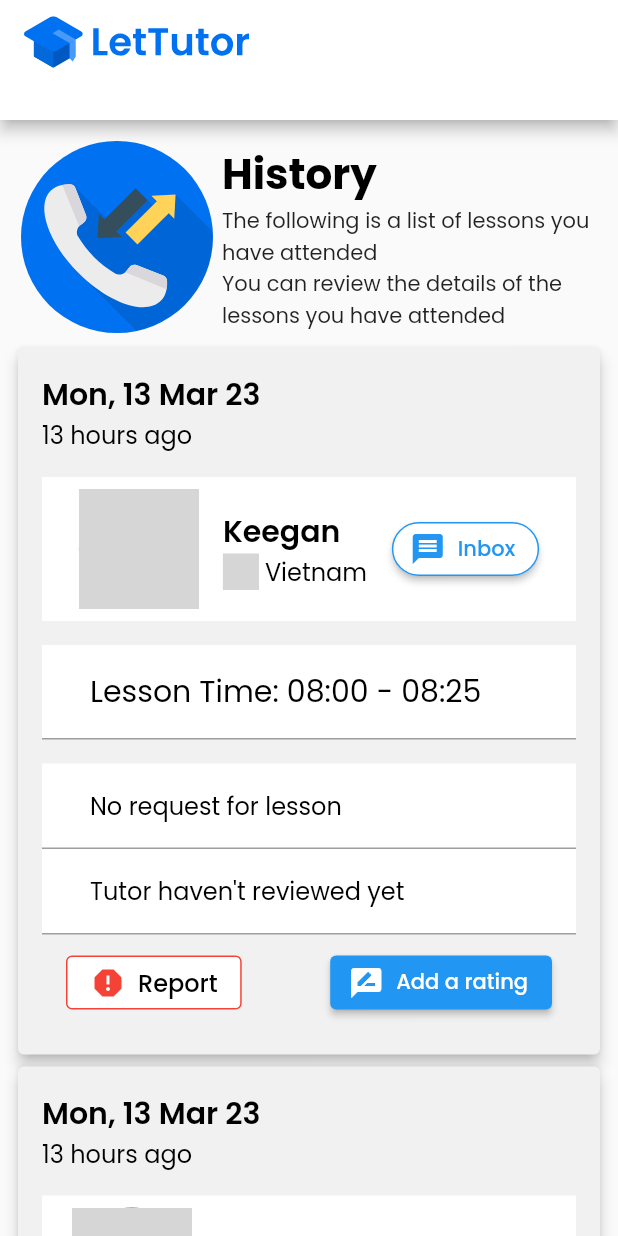
After one commit to trantrunghieu0409/tutor_flutter_app, a Flutter app: the screen it shows after launch, on a phone screen of 412 x 824 dp. The commit adds this screen. Run offline on Flutter 3.47's test engine with Material 2 defaults, Android fonts, the phone set to English and light mode, and no system bars; our stand-ins replace flutter_svg, google_fonts, table_calendar, video_player, visibility_detector; network calls fail; grey boxes are pictures that could not be loaded.

Commit message:
feat: history page

```diff
--- /dev/null
+++ b/lib/core/common_widgets/avatar_info.dart
@@ -0,0 +1,54 @@
+import 'package:flutter/material.dart';
+import 'package:tutor_flutter_app/core/common_widgets/nation_with_flag.dart';
+import 'package:tutor_flutter_app/core/constants/common_text_style.dart';
+import 'package:tutor_flutter_app/features/tutorList/data/models/tutor.dart';
+
+import 'button_icon_outline.dart';
+
+class AvatarInfo extends StatelessWidget {
+  const AvatarInfo({super.key, required this.tutor});
+
+  final Tutor tutor;
+
+  @override
+  Widget build(BuildContext context) {
+    return Container(
+      color: Colors.white,
+      padding: const EdgeInsets.all(8),
+      child: Row(
+        mainAxisAlignment: MainAxisAlignment.spaceEvenly,
+        children: [
+          Row(
+            children: [
+              CircleAvatar(
+                radius: 40,
+                backgroundImage: NetworkImage(tutor.avatar),
+              ),
+              const SizedBox(
+                width: 16,
+              ),
+              Column(
+                crossAxisAlignment: CrossAxisAlignment.start,
+                children: [
+                  Text(
+                    tutor.name,
+                    style: CommonTextStyle.h2Black,
+                  ),
+                  const SizedBox(
+                    width: 8,
+                  ),
+                  NationWithFlag(
+                    nation: tutor.nation,
+                    mainAxisAlignment: MainAxisAlignment.center,
+                  ),
+                ],
+              ),
+            ],
+          ),
+          const ButtonIconOutline(
+              labelText: "Inbox", icon: Icon(Icons.message)),
+        ],
+      ),
+    );
+  }
+}
--- /dev/null
+++ b/lib/core/common_widgets/page_introduction.dart
@@ -0,0 +1,35 @@
+import 'package:flutter/material.dart';
+import 'package:tutor_flutter_app/core/constants/common_text_style.dart';
+
+class PageIntroduction extends StatelessWidget {
+  PageIntroduction(
+      {super.key,
+      required this.image,
+      required this.title,
+      required this.description});
+
+  Widget image;
+  String title;
+  String description;
+
+  @override
+  Widget build(BuildContext context) {
+    return Row(
+      children: [
+        image,
+        Flexible(
+          child: Column(
+            crossAxisAlignment: CrossAxisAlignment.start,
+            children: [
+              Text(
+                title,
+                style: CommonTextStyle.h1Black,
+              ),
+              Text(description),
+            ],
+          ),
+        )
+      ],
+    );
+  }
+}
--- a/lib/core/constants/common_color.dart
+++ b/lib/core/constants/common_color.dart
@@ -12,4 +12,6 @@ class CommonColor {
     ],
     tileMode: TileMode.mirror,
   );
+
+  static const lightBlue = Color.fromRGBO(241, 241, 241, 1);
 }
--- a/lib/core/constants/common_text_style.dart
+++ b/lib/core/constants/common_text_style.dart
@@ -15,6 +15,10 @@ class CommonTextStyle {
 
   static const h2Black =
       TextStyle(fontSize: 20, color: Colors.black, fontWeight: FontWeight.w600);
+
+  static const h3Black =
+      TextStyle(fontSize: 20, color: Colors.black, fontWeight: FontWeight.w400);
+
   static const bodyBlack = TextStyle(fontSize: 16, color: Colors.black);
   static const bodyItalicBlack =
       TextStyle(fontSize: 16, color: Colors.black, fontStyle: FontStyle.italic);
--- /dev/null
+++ b/lib/features/history/presentation/pages/history_page.dart
@@ -0,0 +1,39 @@
+import 'package:flutter/material.dart';
+import 'package:flutter_svg/flutter_svg.dart';
+import 'package:tutor_flutter_app/core/common_widgets/common_appbar.dart';
+import 'package:tutor_flutter_app/core/common_widgets/page_introduction.dart';
+import 'package:tutor_flutter_app/features/history/presentation/widgets/history_card.dart';
+import 'package:tutor_flutter_app/features/tutorList/data/datasources/tutor_datasource.dart';
+
+class HistoryPage extends StatelessWidget {
+  const HistoryPage({super.key});
+
+  @override
+  Widget build(BuildContext context) {
+    var tutor = tutors[0];
+
+    return Scaffold(
+        appBar: const CommonAppBar(),
+        body: ListView(
+          shrinkWrap: true,
+          padding: const EdgeInsets.all(8),
+          children: [
+            PageIntroduction(
+              title: "History",
+              description:
+                  "The following is a list of lessons you have attended\nYou can review the details of the lessons you have attended",
+              image: SvgPicture.asset(
+                "assets/images/history_picture.svg",
+                semanticsLabel: "history_picture",
+              ),
+            ),
+            ..._buidHistoryCardList(),
+          ],
+        ));
+  }
+
+  List<Widget> _buidHistoryCardList() {
+    return List<Widget>.generate(tutors.length,
+        (index) => HistoryCard(tutor: tutors[index], time: DateTime.now()));
+  }
+}
--- /dev/null
+++ b/lib/features/history/presentation/widgets/history_card.dart
@@ -0,0 +1,98 @@
+import 'package:flutter/material.dart';
+import 'package:intl/intl.dart';
+import 'package:tutor_flutter_app/core/common_widgets/avatar_info.dart';
+import 'package:tutor_flutter_app/core/constants/common_color.dart';
+import 'package:tutor_flutter_app/core/constants/common_text_style.dart';
+import 'package:tutor_flutter_app/features/tutorList/data/models/tutor.dart';
+
+class HistoryCard extends StatelessWidget {
+  const HistoryCard({super.key, required this.tutor, required this.time});
+
+  final Tutor tutor;
+  final DateTime time;
+
+  @override
+  Widget build(BuildContext context) {
+    var dateFormatted = DateFormat("EEE, dd MMM yy").format(time);
+
+    return Card(
+      elevation: 4,
+      color: CommonColor.lightBlue,
+      child: Container(
+        padding: const EdgeInsets.all(16),
+        child: Column(crossAxisAlignment: CrossAxisAlignment.start, children: [
+          Text(
+            dateFormatted,
+            style: CommonTextStyle.h2Black,
+          ),
+          const Text(
+            "13 hours ago",
+            style: CommonTextStyle.bodyBlack,
+          ),
+          const SizedBox(
+            height: 16,
+          ),
+          AvatarInfo(tutor: tutor),
+          const SizedBox(
+            height: 16,
+          ),
+          _buildCustomContainer(const Text(
+            "Lesson Time: 08:00 - 08:25",
+            style: CommonTextStyle.h3Black,
+          )),
+          const SizedBox(
+            height: 16,
+          ),
+          _buildCustomContainer(const Text(
+            "No request for lesson",
+            style: CommonTextStyle.bodyBlack,
+          )),
+          _buildCustomContainer(const Text(
+            "Tutor haven't reviewed yet",
+            style: CommonTextStyle.bodyBlack,
+          )),
+          Padding(
+            padding:
+                const EdgeInsets.symmetric(horizontal: 16.0, vertical: 8.0),
+            child: Row(
+              mainAxisAlignment: MainAxisAlignment.spaceBetween,
+              children: [
+                OutlinedButton.icon(
+                  style: OutlinedButton.styleFrom(
+                    // backgroundColor: Colors.white,// background
+                    foregroundColor: Colors.red,
+                    backgroundColor: Colors.white,
+                    side: const BorderSide(
+                        color: Colors.red), // foreground border
+                  ),
+                  onPressed: () => {},
+                  label: const Text(
+                    "Report",
+                    style: CommonTextStyle.bodyBlack,
+                  ),
+                  icon: const Icon(Icons.report),
+                ),
+                ElevatedButton.icon(
+                  onPressed: () {},
+                  label: const Text("Add a rating"),
+                  icon: const Icon(Icons.rate_review),
+                ),
+              ],
+            ),
+          ),
+        ]),
+      ),
+    );
+  }
+
+  Widget _buildCustomContainer(Widget child) {
+    return Container(
+      padding: const EdgeInsets.symmetric(horizontal: 32, vertical: 16),
+      width: double.infinity,
+      decoration: const BoxDecoration(
+          border: Border(bottom: BorderSide(color: Colors.grey)),
+          color: Colors.white),
+      child: child,
+    );
+  }
+}
--- a/lib/main.dart
+++ b/lib/main.dart
@@ -1,6 +1,6 @@
 import 'package:flutter/material.dart';
 import 'package:google_fonts/google_fonts.dart';
-import 'package:tutor_flutter_app/features/tutot_detail/presentation/pages/tutor_detail_page.dart';
+import 'package:tutor_flutter_app/features/history/presentation/pages/history_page.dart';
 
 void main() {
   runApp(const MyApp());
@@ -18,7 +18,7 @@ class MyApp extends StatelessWidget {
         textTheme: GoogleFonts.poppinsTextTheme(),
         primarySwatch: Colors.blue,
       ),
-      home: const TutorDetailPage(),
+      home: const HistoryPage(),
     );
   }
 }
```
Also changed, not shown: assets/images/history_picture.svg (added).
